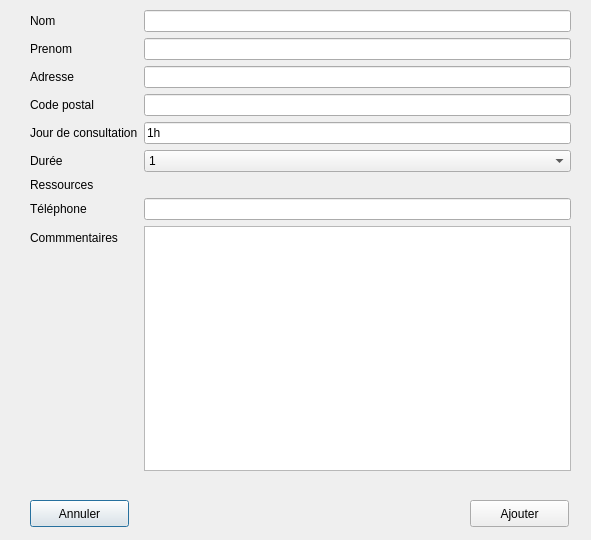
Old version of the form addpatient.ui in the repository Kurond/Projet_Qt.
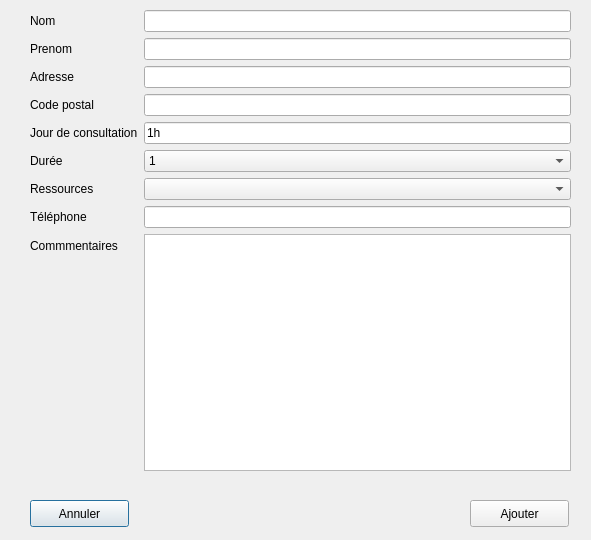
New version of the form.

What changed in the file:
```diff
--- a/addpatient.ui
+++ b/addpatient.ui
@@ -140,6 +140,9 @@
     <item row="7" column="1">
      <widget class="QLineEdit" name="phoneText"/>
     </item>
+    <item row="6" column="1">
+     <widget class="QComboBox" name="ressourceBox"/>
+    </item>
    </layout>
   </widget>
   <widget class="QPushButton" name="cancelButton">
```
